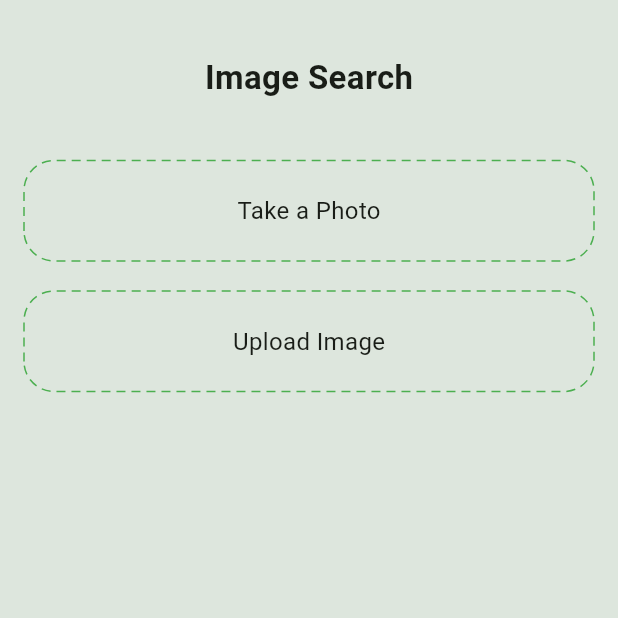
After one commit to Tajnetix/EcoShop, a Flutter app: the ImageSearchPage screen opened directly, on a phone screen of 412 x 824 dp, the top half of it. The commit adds this screen. Run offline on Flutter 3.47's test engine with Material 3 defaults, Android fonts, the phone set to English and light mode, and no system bars; drawn by our look-alikes of dotted_border; our stand-ins replace image_picker, supabase_flutter; missing offline and left inert: google_mlkit_image_labeling; accounts and stored records are empty.

Commit message:
Update flutter app

```diff
--- a/lib/internal_pages/home_page.dart
+++ b/lib/internal_pages/home_page.dart
@@ -5,7 +5,8 @@ import 'category_page.dart';
 import 'favorite_page.dart';
 import 'profile_page.dart';
 import 'message_page.dart'; // Chat page
-import '../all_categories_pages/product_details_page.dart'; // Make sure you have this page
+import '../all_categories_pages/product_details_page.dart';
+import 'image_search_page.dart'; // Make sure you have this page
 
 class HomePage extends StatefulWidget {
   const HomePage({super.key});
@@ -85,6 +86,14 @@ class _HomeTabState extends State<HomeTab> {
   }
 
   void _openPage(String title) {
+  if (title == "Image Search") {
+    Navigator.push(
+      context,
+      MaterialPageRoute(builder: (_) => const ImageSearchPage()),
+    );
+    return;
+  }
+
   if (title == "Dashboard") {
     Navigator.push(
       context,
--- /dev/null
+++ b/lib/internal_pages/image_search_page.dart
@@ -0,0 +1,128 @@
+import 'package:flutter/material.dart';
+import 'package:dotted_border/dotted_border.dart';
+import 'dart:io';
+import 'package:image_picker/image_picker.dart';
+import 'image_detection_page.dart';
+
+class ImageSearchPage extends StatefulWidget {
+  const ImageSearchPage({super.key});
+
+  @override
+  State<ImageSearchPage> createState() => _ImageSearchPageState();
+}
+
+class _ImageSearchPageState extends State<ImageSearchPage> {
+  final ImagePicker _picker = ImagePicker();
+
+  Future<void> pickFromGallery() async {
+    try {
+      final XFile? image =
+          await _picker.pickImage(source: ImageSource.gallery);
+
+      if (!mounted) return;
+
+      if (image == null) {
+        return; // user cancelled
+      }
+
+      final File file = File(image.path);
+
+      if (!file.existsSync()) {
+        ScaffoldMessenger.of(context).showSnackBar(
+          const SnackBar(content: Text("Image file not found")),
+        );
+        return;
+      }
+
+      Navigator.push(
+        context,
+        MaterialPageRoute(
+          builder: (_) => ImageDetectionPage(imageFile: file),
+        ),
+      );
+    } catch (e) {
+      debugPrint("Gallery Error: $e");
+    }
+  }
+
+  Future<void> takePhoto() async {
+    try {
+      final XFile? image =
+          await _picker.pickImage(source: ImageSource.camera);
+
+      if (!mounted) return;
+
+      if (image == null) {
+        return; // user cancelled
+      }
+
+      final File file = File(image.path);
+
+      if (!file.existsSync()) {
+        ScaffoldMessenger.of(context).showSnackBar(
+          const SnackBar(content: Text("Image file not found")),
+        );
+        return;
+      }
+
+      Navigator.push(
+        context,
+        MaterialPageRoute(
+          builder: (_) => ImageDetectionPage(imageFile: file),
+        ),
+      );
+    } catch (e) {
+      debugPrint("Camera Error: $e");
+    }
+  }
+
+  @override
+  Widget build(BuildContext context) {
+    return Scaffold(
+      backgroundColor: const Color(0xFFDDE6DD),
+      body: SafeArea(
+        child: Padding(
+          padding: const EdgeInsets.all(16),
+          child: Column(
+            children: [
+              const SizedBox(height: 20),
+
+              const Text(
+                "Image Search",
+                style: TextStyle(fontSize: 22, fontWeight: FontWeight.bold),
+              ),
+
+              const SizedBox(height: 40),
+
+              _button("Take a Photo", takePhoto),
+              const SizedBox(height: 20),
+              _button("Upload Image", pickFromGallery),
+            ],
+          ),
+        ),
+      ),
+    );
+  }
+
+  Widget _button(String title, VoidCallback onTap) {
+    return GestureDetector(
+      onTap: onTap,
+      child: DottedBorder(
+        borderType: BorderType.RRect,
+        radius: const Radius.circular(20),
+        dashPattern: const [6, 4],
+        color: Colors.green,
+        child: Container(
+          width: double.infinity,
+          padding: const EdgeInsets.all(20),
+          child: Center(
+            child: Text(
+              title,
+              style: const TextStyle(fontSize: 16),
+            ),
+          ),
+        ),
+      ),
+    );
+  }
+}
--- a/pubspec.yaml
+++ b/pubspec.yaml
@@ -39,6 +39,10 @@ dependencies:
   cupertino_icons: ^1.0.8
   supabase_flutter: ^2.12.0
   google_fonts: ^6.2.1
+  image_picker: ^1.0.7
+  google_mlkit_object_detection: ^0.11.0
+  dotted_border: ^2.1.0
+  google_mlkit_image_labeling: ^0.10.0
 
 
 
```
Also changed, not shown: lib/internal_pages/image_detection_page.dart (added, +126 -0 lines), pubspec.lock, 5 other files. Lines whose indentation alone changed are shown as unchanged.
